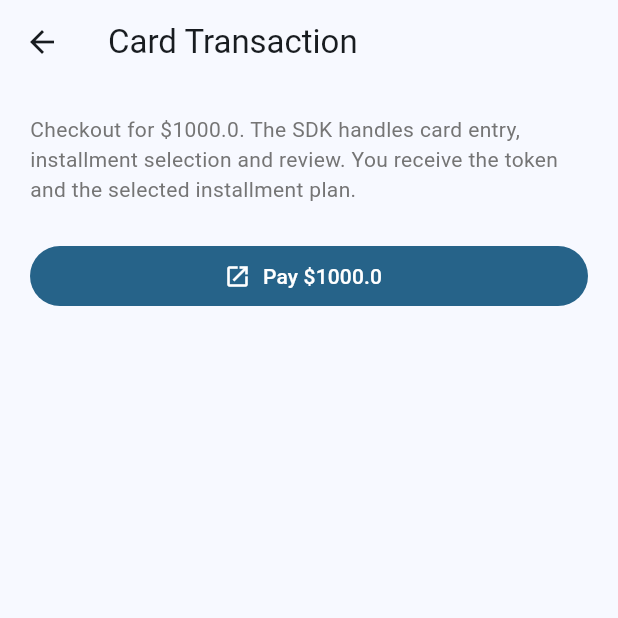
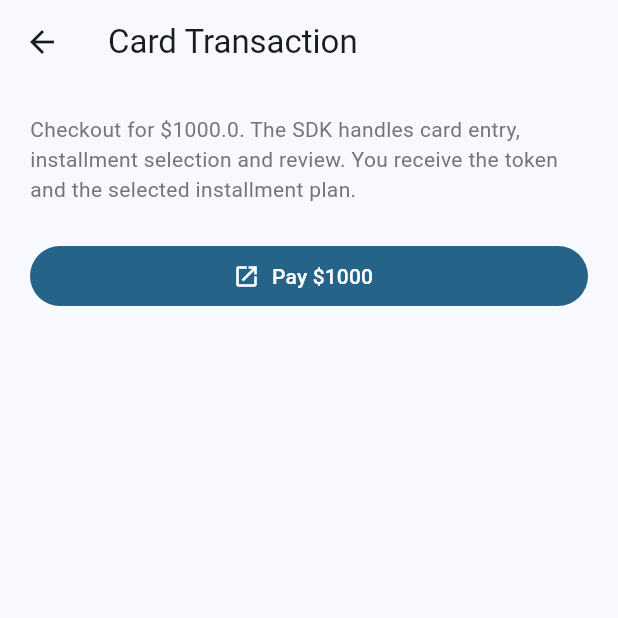
Before and after one commit to mercadopago/sdk-flutter, a Flutter app: the CardTransactionDemo screen opened directly, on a phone screen of 412 x 824 dp, the top half of it. Run offline on Flutter 3.47's test engine with Material 3 defaults, Android fonts, the phone set to English and light mode, and no system bars; network calls fail.

Commit message:
fix(example): resolve remaining lint warnings (trailing commas, const)

```diff
--- a/example/lib/main.dart
+++ b/example/lib/main.dart
@@ -160,8 +160,10 @@ class _ErrorBanner extends StatelessWidget {
       child: Row(
         crossAxisAlignment: CrossAxisAlignment.start,
         children: [
-          Icon(Icons.warning_amber_rounded,
-              color: Theme.of(context).colorScheme.error),
+          Icon(
+            Icons.warning_amber_rounded,
+            color: Theme.of(context).colorScheme.error,
+          ),
           const SizedBox(width: 10),
           Expanded(
             child: Text(
--- a/example/lib/screens/card_transaction_demo.dart
+++ b/example/lib/screens/card_transaction_demo.dart
@@ -77,7 +77,7 @@ class _CardTransactionDemoState extends State<CardTransactionDemo> {
                       ),
                     )
                   : const Icon(Icons.open_in_new),
-              label: Text('Pay \$$_amount'),
+              label: const Text('Pay \$1000'),
               onPressed: _state is _Loading ? null : _openCheckout,
             ),
             const SizedBox(height: 24),
```
